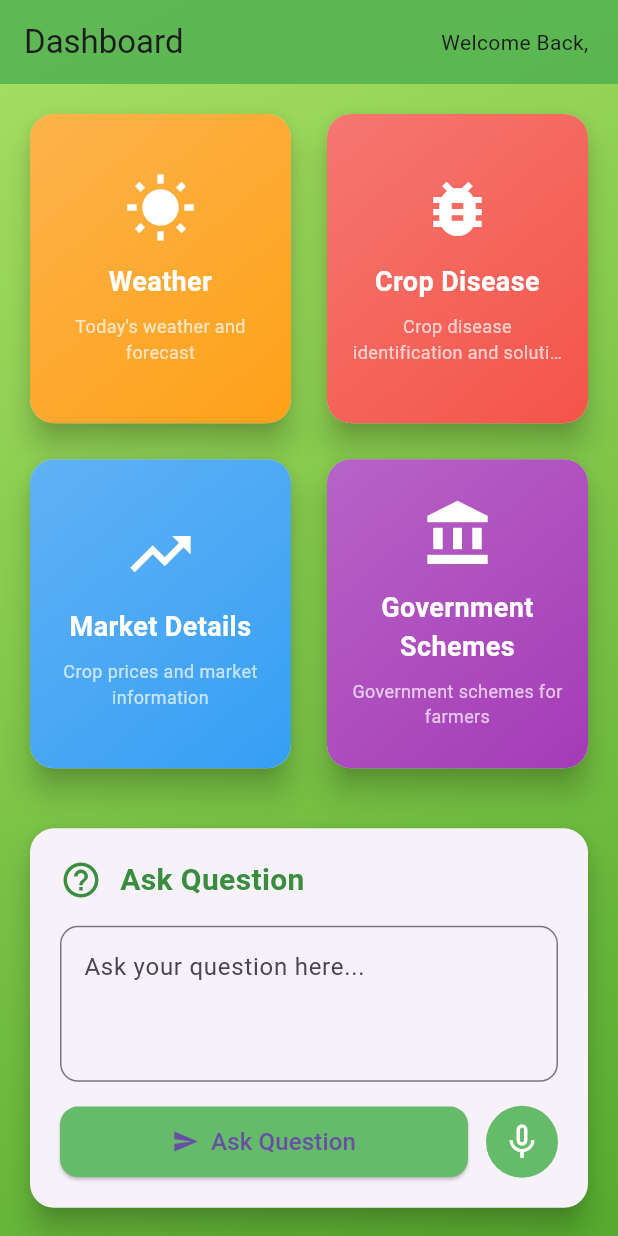
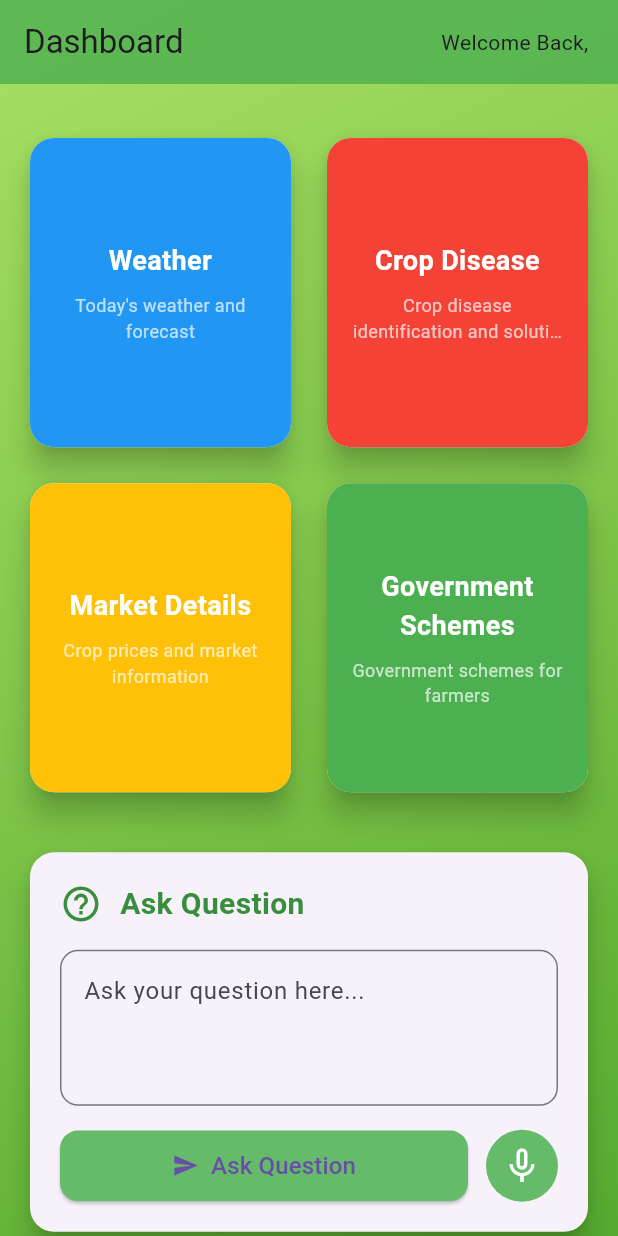
Before and after one commit to lokithkumars/Digiworm, a Flutter app: the DashboardPage screen opened directly with empty values, on a phone screen of 412 x 824 dp. Run offline on Flutter 3.47's test engine with Material 3 defaults, Android fonts, the phone set to English and light mode, and no system bars; our stand-ins replace cloud_firestore, firebase_core, flutter_tts, geolocator, speech_to_text; accounts and stored records are empty.

Commit message:
weather added

```diff
--- a/lib/dashboard.dart
+++ b/lib/dashboard.dart
@@ -1,6 +1,7 @@
 import 'package:flutter/material.dart';
-import 'package:flutter_tts/flutter_tts.dart';
 import 'package:speech_to_text/speech_to_text.dart' as stt;
+import 'package:geolocator/geolocator.dart';
+import 'weather.dart';
 
 // Add these localized strings for dashboard
 const Map<String, Map<String, String>> dashboardStrings = {
@@ -92,15 +93,49 @@
 
 class _DashboardPageState extends State<DashboardPage> {
   final TextEditingController _queryController = TextEditingController();
-  late FlutterTts _tts;
   late stt.SpeechToText _speech;
   bool _isListening = false;
+  Position? _position; // Add this line
 
   @override
   void initState() {
     super.initState();
-    _tts = FlutterTts();
     _speech = stt.SpeechToText();
+    _requestLocationPermission();
+  }
+
+  Future<void> _requestLocationPermission() async {
+    bool serviceEnabled;
+    LocationPermission permission;
+
+    // Check if location services are enabled
+    serviceEnabled = await Geolocator.isLocationServiceEnabled();
+    if (!serviceEnabled) {
+      return;
+    }
+
+    // Check for location permissions
+    permission = await Geolocator.checkPermission();
+    if (permission == LocationPermission.denied) {
+      permission = await Geolocator.requestPermission();
+      if (permission == LocationPermission.denied) {
+        return;
+      }
+    }
+
+    if (permission == LocationPermission.deniedForever) {
+      return;
+    }
+
+    // Get the current position
+    try {
+      Position position = await Geolocator.getCurrentPosition();
+      setState(() {
+        _position = position; // Store the position
+      });
+    } catch (e) {
+      // Handle error if needed
+    }
   }
 
   Future<void> _listen() async {
@@ -126,38 +161,25 @@
   Widget _buildDashboardCard({
     required String title,
     required String description,
-    required IconData icon,
-    required Color color,
+    required Color color, // Changed to use color instead of image
     required VoidCallback onTap,
   }) {
     return Card(
       elevation: 8,
-      shape: RoundedRectangleBorder(
-        borderRadius: BorderRadius.circular(16),
-      ),
+      shape: RoundedRectangleBorder(borderRadius: BorderRadius.circular(16)),
       child: InkWell(
         onTap: onTap,
         borderRadius: BorderRadius.circular(16),
         child: Container(
           decoration: BoxDecoration(
             borderRadius: BorderRadius.circular(16),
-            gradient: LinearGradient(
-              colors: [color.withOpacity(0.7), color.withOpacity(0.9)],
-              begin: Alignment.topLeft,
-              end: Alignment.bottomRight,
-            ),
+            color: color, // Set the background color
           ),
           child: Padding(
             padding: const EdgeInsets.all(16.0),
             child: Column(
               mainAxisAlignment: MainAxisAlignment.center,
               children: [
-                Icon(
-                  icon,
-                  size: 48,
-                  color: Colors.white,
-                ),
-                const SizedBox(height: 12),
                 Text(
                   title,
                   style: const TextStyle(
@@ -170,10 +192,7 @@
                 const SizedBox(height: 8),
                 Text(
                   description,
-                  style: const TextStyle(
-                    fontSize: 12,
-                    color: Colors.white70,
-                  ),
+                  style: const TextStyle(fontSize: 12, color: Colors.white70),
                   textAlign: TextAlign.center,
                   maxLines: 2,
                   overflow: TextOverflow.ellipsis,
@@ -203,7 +222,9 @@
       context: context,
       builder: (context) => AlertDialog(
         title: const Text('Query Received'),
-        content: Text('Your question: "${_queryController.text}" has been received. Our AI will respond soon.'),
+        content: Text(
+          'Your question: "${_queryController.text}" has been received. Our AI will respond soon.',
+        ),
         actions: [
           TextButton(
             onPressed: () {
@@ -219,7 +240,8 @@
 
   @override
   Widget build(BuildContext context) {
-    final strings = dashboardStrings[widget.languageCode] ?? dashboardStrings['en']!;
+    final strings =
+        dashboardStrings[widget.languageCode] ?? dashboardStrings['en']!;
 
     return Container(
       decoration: const BoxDecoration(
@@ -251,6 +273,8 @@
           padding: const EdgeInsets.all(16.0),
           child: Column(
             children: [
+              const SizedBox(height: 16),
+
               // Dashboard Cards Grid
               GridView.count(
                 shrinkWrap: true,
@@ -263,48 +287,62 @@
                   _buildDashboardCard(
                     title: strings['weather']!,
                     description: strings['weather_desc']!,
-                    icon: Icons.wb_sunny,
-                    color: Colors.orange,
+                    color: Colors.blue, // Solid color for weather
                     onTap: () {
-                      // Navigate to weather page
-                      ScaffoldMessenger.of(context).showSnackBar(
-                        SnackBar(content: Text('${strings['weather']!} feature coming soon!')),
+                      Navigator.push(
+                        context,
+                        MaterialPageRoute(
+                          builder: (context) => WeatherPage(
+                            languageCode: widget.languageCode,
+                            currentPosition:
+                                _position, // Pass the position you got in dashboard
+                          ),
+                        ),
                       );
                     },
                   ),
                   _buildDashboardCard(
                     title: strings['crop_disease']!,
                     description: strings['disease_desc']!,
-                    icon: Icons.bug_report,
-                    color: Colors.red,
+                    color: Colors.red, // Solid color for crop disease
                     onTap: () {
                       // Navigate to crop disease page
                       ScaffoldMessenger.of(context).showSnackBar(
-                        SnackBar(content: Text('${strings['crop_disease']!} feature coming soon!')),
+                        SnackBar(
+                          content: Text(
+                            '${strings['crop_disease']!} feature coming soon!',
+                          ),
+                        ),
                       );
                     },
                   ),
                   _buildDashboardCard(
                     title: strings['market_details']!,
                     description: strings['market_desc']!,
-                    icon: Icons.trending_up,
-                    color: Colors.blue,
+                    color: Colors.amber, // Solid color for market details
                     onTap: () {
                       // Navigate to market details page
                       ScaffoldMessenger.of(context).showSnackBar(
-                        SnackBar(content: Text('${strings['market_details']!} feature coming soon!')),
+                        SnackBar(
+                          content: Text(
+                            '${strings['market_details']!} feature coming soon!',
+                          ),
+                        ),
                       );
                     },
                   ),
                   _buildDashboardCard(
                     title: strings['govt_schemes']!,
                     description: strings['schemes_desc']!,
-                    icon: Icons.account_balance,
-                    color: Colors.purple,
+                    color: Colors.green, // Solid color for government schemes
                     onTap: () {
                       // Navigate to government schemes page
                       ScaffoldMessenger.of(context).showSnackBar(
-                        SnackBar(content: Text('${strings['govt_schemes']!} feature coming soon!')),
+                        SnackBar(
+                          content: Text(
+                            '${strings['govt_schemes']!} feature coming soon!',
+                          ),
+                        ),
                       );
                     },
                   ),
@@ -367,7 +405,9 @@
                                 shape: RoundedRectangleBorder(
                                   borderRadius: BorderRadius.circular(12),
                                 ),
-                                padding: const EdgeInsets.symmetric(vertical: 12),
+                                padding: const EdgeInsets.symmetric(
+                                  vertical: 12,
+                                ),
                               ),
                               icon: const Icon(Icons.send),
                               label: Text(
@@ -380,7 +420,9 @@
                           const SizedBox(width: 12),
                           Container(
                             decoration: BoxDecoration(
-                              color: _isListening ? Colors.red[400] : Colors.green[400],
+                              color: _isListening
+                                  ? Colors.red[400]
+                                  : Colors.green[400],
                               shape: BoxShape.circle,
                             ),
                             child: IconButton(
```
Also changed, not shown: lib/main.dart (+27 -35 lines), pubspec.yaml (+8 -18 lines), assets/agriculture_bg.jpg (deleted), assets/farmer_bg.jpg, assets/images/crop_disease.jpg (added), assets/images/govt_schemes.jpg (added), assets/images/market.jpg (added), assets/images/weather.jpg (added), pubspec.lock, 3 other files.
